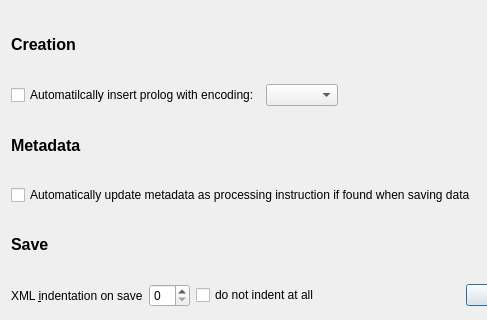
Qt form src/config/configurexmlmanagementdialog.ui (lbellonda/qxmledit) before a commit; both pictures show x 0 to 487 and y 0 to 320 of the 697 by 442 pixel window.
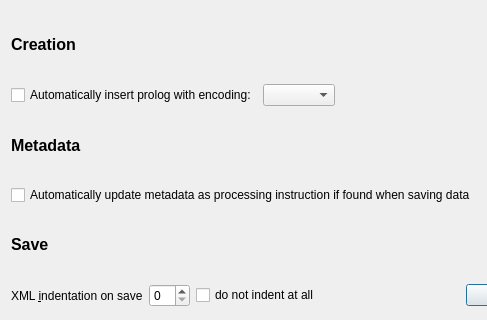
The same form after that commit.

Commit message: Disabled edit of text elements when clicking on CDATA checkbox in edit element panel. Fixed a typo.

What changed in the file:
```diff
--- a/src/config/configurexmlmanagementdialog.ui
+++ b/src/config/configurexmlmanagementdialog.ui
@@ -48,7 +48,7 @@
         <bool>true</bool>
        </property>
        <property name="text">
-        <string>Automatilcally insert prolog with encoding:</string>
+        <string>Automatically insert prolog with encoding:</string>
        </property>
       </widget>
      </item>
```
The commit also changes 2 other files.
